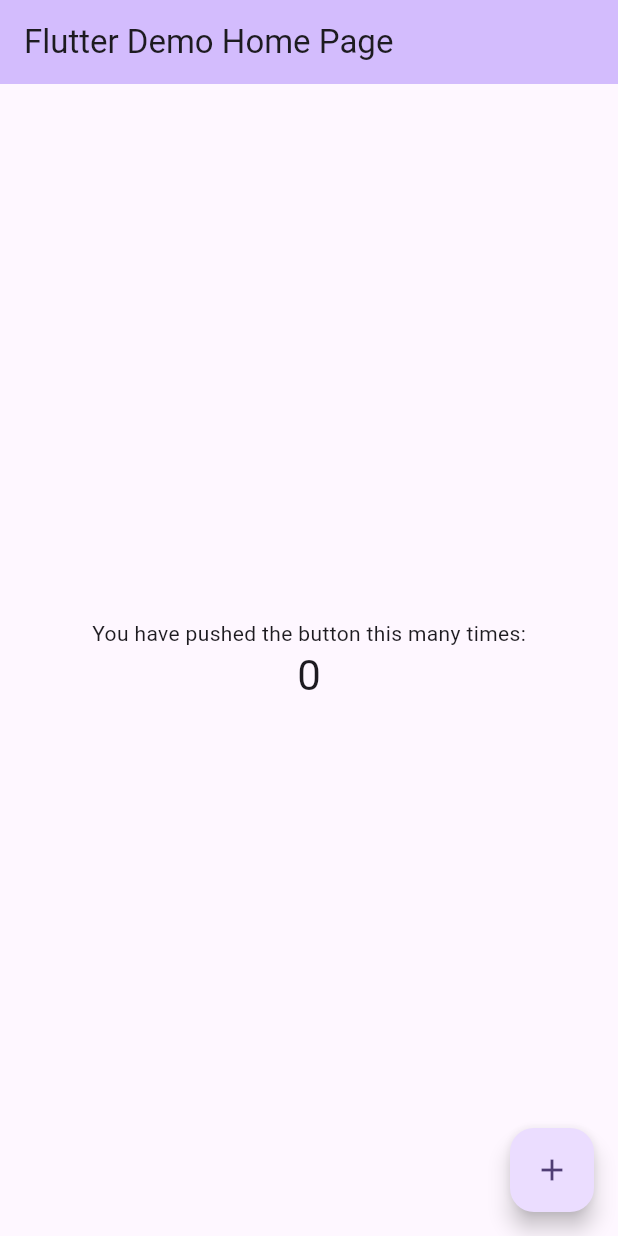
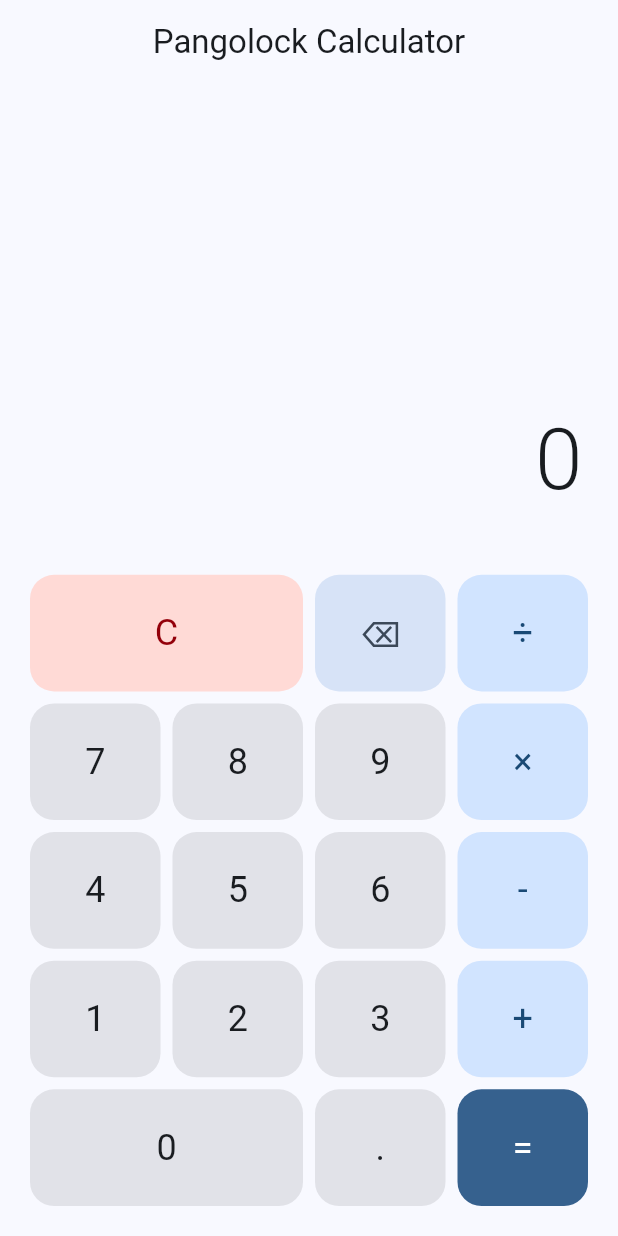
Before and after one commit to ILoveScratch2/Pangolock-Calculator, a Flutter app: the screen it shows after launch, on a phone screen of 412 x 824 dp. Run offline on Flutter 3.47's test engine with Material 3 defaults, Android fonts, the phone set to English and light mode, and no system bars.

Commit message:
basic calculator

```diff
--- a/lib/main.dart
+++ b/lib/main.dart
@@ -1,125 +1,348 @@
 import 'package:flutter/material.dart';
+import 'package:flutter/services.dart';
 
 void main() {
-  runApp(const MyApp());
+  runApp(const PangoCalcApp());
 }
 
-class MyApp extends StatelessWidget {
-  const MyApp({super.key});
+class PangoCalcApp extends StatelessWidget {
+  const PangoCalcApp({super.key});
 
-  // This widget is the root of your application.
   @override
   Widget build(BuildContext context) {
     return MaterialApp(
-      title: 'Flutter Demo',
+      title: 'Pangolock Calculator',
       theme: ThemeData(
-        // This is the theme of your application.
-        //
-        // TRY THIS: Try running your application with "flutter run". You'll see
-        // the application has a purple toolbar. Then, without quitting the app,
-        // try changing the seedColor in the colorScheme below to Colors.green
-        // and then invoke "hot reload" (save your changes or press the "hot
-        // reload" button in a Flutter-supported IDE, or press "r" if you used
-        // the command line to start the app).
-        //
-        // Notice that the counter didn't reset back to zero; the application
-        // state is not lost during the reload. To reset the state, use hot
-        // restart instead.
-        //
-        // This works for code too, not just values: Most code changes can be
-        // tested with just a hot reload.
-        colorScheme: ColorScheme.fromSeed(seedColor: Colors.deepPurple),
+        colorScheme: ColorScheme.fromSeed(
+          seedColor: Colors.blue,
+          brightness: Brightness.light,
+        ),
         useMaterial3: true,
+        appBarTheme: const AppBarTheme(
+          centerTitle: true,
+          elevation: 0,
+        ),
       ),
-      home: const MyHomePage(title: 'Flutter Demo Home Page'),
+      darkTheme: ThemeData(
+        colorScheme: ColorScheme.fromSeed(
+          seedColor: Colors.blue,
+          brightness: Brightness.dark,
+        ),
+        useMaterial3: true,
+        appBarTheme: const AppBarTheme(
+          centerTitle: true,
+          elevation: 0,
+        ),
+      ),
+      home: const CalculatorScreen(),
+      debugShowCheckedModeBanner: false,
     );
   }
 }
 
-class MyHomePage extends StatefulWidget {
-  const MyHomePage({super.key, required this.title});
-
-  // This widget is the home page of your application. It is stateful, meaning
-  // that it has a State object (defined below) that contains fields that affect
-  // how it looks.
-
-  // This class is the configuration for the state. It holds the values (in this
-  // case the title) provided by the parent (in this case the App widget) and
-  // used by the build method of the State. Fields in a Widget subclass are
-  // always marked "final".
-
-  final String title;
+class CalculatorScreen extends StatefulWidget {
+  const CalculatorScreen({super.key});
 
   @override
-  State<MyHomePage> createState() => _MyHomePageState();
+  State<CalculatorScreen> createState() => _CalculatorScreenState();
 }
 
-class _MyHomePageState extends State<MyHomePage> {
-  int _counter = 0;
+class _CalculatorScreenState extends State<CalculatorScreen> {
+  String _display = '0';
+  String _expression = '';
+  double _result = 0;
+  String _operation = '';
+  double _operand = 0;
+  bool _waitingForOperand = false;
+  bool _hasDecimal = false;
 
-  void _incrementCounter() {
+  void _onNumberPressed(String number) {
     setState(() {
-      // This call to setState tells the Flutter framework that something has
-      // changed in this State, which causes it to rerun the build method below
-      // so that the display can reflect the updated values. If we changed
-      // _counter without calling setState(), then the build method would not be
-      // called again, and so nothing would appear to happen.
-      _counter++;
+      if (_waitingForOperand) {
+        _display = number;
+        _waitingForOperand = false;
+        _hasDecimal = false;
+      } else {
+        _display = _display == '0' ? number : _display + number;
+      }
+      _expression = _expression.replaceAll('=', '');
     });
+  }
+
+  void _onDecimalPressed() {
+    setState(() {
+      if (_waitingForOperand) {
+        _display = '0.';
+        _waitingForOperand = false;
+        _hasDecimal = true;
+      } else if (!_hasDecimal) {
+        _display += '.';
+        _hasDecimal = true;
+      }
+    });
+  }
+
+  void _onOperationPressed(String operation) {
+    setState(() {
+      if (_operation.isNotEmpty && !_waitingForOperand) {
+        _calculate();
+      } else {
+        _result = double.parse(_display);
+      }
+
+      _operation = operation;
+      _operand = _result;
+      _waitingForOperand = true;
+      _hasDecimal = false;
+
+      _expression = '${_formatNumber(_result)} $operation ';
+    });
+  }
+
+  void _calculate() {
+    double currentValue = double.parse(_display);
+
+    switch (_operation) {
+      case '+':
+        _result = _operand + currentValue;
+        break;
+      case '-':
+        _result = _operand - currentValue;
+        break;
+      case '×':
+        _result = _operand * currentValue;
+        break;
+      case '÷':
+        if (currentValue != 0) {
+          _result = _operand / currentValue;
+        } else {
+          _result = double.infinity;
+        }
+        break;
+      default:
+        return;
+    }
+
+    _display = _formatNumber(_result);
+  }
+
+  void _onEqualsPressed() {
+    setState(() {
+      if (_operation.isNotEmpty && !_waitingForOperand) {
+        _expression += '${_formatNumber(double.parse(_display))} = ';
+        _calculate();
+        _expression += _formatNumber(_result);
+        _operation = '';
+        _waitingForOperand = true;
+        _hasDecimal = _display.contains('.');
+      }
+    });
+  }
+
+  void _onClearPressed() {
+    setState(() {
+      _display = '0';
+      _expression = '';
+      _result = 0;
+      _operation = '';
+      _operand = 0;
+      _waitingForOperand = false;
+      _hasDecimal = false;
+    });
+  }
+
+  void _onBackspacePressed() {
+    setState(() {
+      if (_display.length > 1) {
+        String newDisplay = _display.substring(0, _display.length - 1);
+        if (_display.contains('.') && !newDisplay.contains('.')) {
+          _hasDecimal = false;
+        }
+        _display = newDisplay;
+      } else {
+        _display = '0';
+        _hasDecimal = false;
+      }
+    });
+  }
+
+  String _formatNumber(double number) {
+    if (number == number.toInt()) {
+      return number.toInt().toString();
+    } else {
+      return number.toString();
+    }
   }
 
   @override
   Widget build(BuildContext context) {
-    // This method is rerun every time setState is called, for instance as done
-    // by the _incrementCounter method above.
-    //
-    // The Flutter framework has been optimized to make rerunning build methods
-    // fast, so that you can just rebuild anything that needs updating rather
-    // than having to individually change instances of widgets.
+    final theme = Theme.of(context);
+    final colorScheme = theme.colorScheme;
+
     return Scaffold(
       appBar: AppBar(
-        // TRY THIS: Try changing the color here to a specific color (to
-        // Colors.amber, perhaps?) and trigger a hot reload to see the AppBar
-        // change color while the other colors stay the same.
-        backgroundColor: Theme.of(context).colorScheme.inversePrimary,
-        // Here we take the value from the MyHomePage object that was created by
-        // the App.build method, and use it to set our appbar title.
-        title: Text(widget.title),
+        title: const Text('Pangolock Calculator'),
+        backgroundColor: colorScheme.surface,
+        foregroundColor: colorScheme.onSurface,
       ),
-      body: Center(
-        // Center is a layout widget. It takes a single child and positions it
-        // in the middle of the parent.
-        child: Column(
-          // Column is also a layout widget. It takes a list of children and
-          // arranges them vertically. By default, it sizes itself to fit its
-          // children horizontally, and tries to be as tall as its parent.
-          //
-          // Column has various properties to control how it sizes itself and
-          // how it positions its children. Here we use mainAxisAlignment to
-          // center the children vertically; the main axis here is the vertical
-          // axis because Columns are vertical (the cross axis would be
-          // horizontal).
-          //
-          // TRY THIS: Invoke "debug painting" (choose the "Toggle Debug Paint"
-          // action in the IDE, or press "p" in the console), to see the
-          // wireframe for each widget.
-          mainAxisAlignment: MainAxisAlignment.center,
-          children: <Widget>[
-            const Text(
-              'You have pushed the button this many times:',
+      body: Column(
+        children: [
+          // Display area
+          Expanded(
+            flex: 2,
+            child: Container(
+              width: double.infinity,
+              padding: const EdgeInsets.all(24),
+              child: Column(
+                mainAxisAlignment: MainAxisAlignment.end,
+                crossAxisAlignment: CrossAxisAlignment.end,
+                children: [
+                  // Expression display
+                  if (_expression.isNotEmpty)
+                    Text(
+                      _expression,
+                      style: theme.textTheme.bodyLarge?.copyWith(
+                        color: colorScheme.onSurface.withOpacity(0.6),
+                      ),
+                      textAlign: TextAlign.end,
+                    ),
+                  const SizedBox(height: 8),
+                  // Main display
+                  Text(
+                    _display,
+                    style: theme.textTheme.displayLarge?.copyWith(
+                      color: colorScheme.onSurface,
+                      fontWeight: FontWeight.w300,
+                    ),
+                    textAlign: TextAlign.end,
+                    maxLines: 1,
+                    overflow: TextOverflow.ellipsis,
+                  ),
+                ],
+              ),
             ),
-            Text(
-              '$_counter',
-              style: Theme.of(context).textTheme.headlineMedium,
+          ),
+          // Button grid
+          Expanded(
+            flex: 3,
+            child: Container(
+              padding: const EdgeInsets.all(16),
+              child: Column(
+                children: [
+                  // Row 1: C, ⌫, ÷
+                  Expanded(
+                    child: Row(
+                      children: [
+                        _buildButton('C', _onClearPressed,
+                          backgroundColor: colorScheme.errorContainer,
+                          textColor: colorScheme.onErrorContainer,
+                          flex: 2),
+                        _buildButton('⌫', _onBackspacePressed,
+                          backgroundColor: colorScheme.secondaryContainer,
+                          textColor: colorScheme.onSecondaryContainer),
+                        _buildButton('÷', () => _onOperationPressed('÷'),
+                          backgroundColor: colorScheme.primaryContainer,
+                          textColor: colorScheme.onPrimaryContainer),
+                      ],
+                    ),
+                  ),
+                  // Row 2: 7, 8, 9, ×
+                  Expanded(
+                    child: Row(
+                      children: [
+                        _buildButton('7', () => _onNumberPressed('7')),
+                        _buildButton('8', () => _onNumberPressed('8')),
+                        _buildButton('9', () => _onNumberPressed('9')),
+                        _buildButton('×', () => _onOperationPressed('×'),
+                          backgroundColor: colorScheme.primaryContainer,
+                          textColor: colorScheme.onPrimaryContainer),
+                      ],
+                    ),
+                  ),
+                  // Row 3: 4, 5, 6, -
+                  Expanded(
+                    child: Row(
+                      children: [
+                        _buildButton('4', () => _onNumberPressed('4')),
+                        _buildButton('5', () => _onNumberPressed('5')),
+                        _buildButton('6', () => _onNumberPressed('6')),
+                        _buildButton('-', () => _onOperationPressed('-'),
+                          backgroundColor: colorScheme.primaryContainer,
+                          textColor: colorScheme.onPrimaryContainer),
+                      ],
+                    ),
+                  ),
+                  // Row 4: 1, 2, 3, +
+                  Expanded(
+                    child: Row(
+                      children: [
+                        _buildButton('1', () => _onNumberPressed('1')),
+                        _buildButton('2', () => _onNumberPressed('2')),
+                        _buildButton('3', () => _onNumberPressed('3')),
+                        _buildButton('+', () => _onOperationPressed('+'),
+                          backgroundColor: colorScheme.primaryContainer,
+                          textColor: colorScheme.onPrimaryContainer),
+                      ],
+                    ),
+                  ),
+                  // Row 5: 0, ., =
+                  Expanded(
+                    child: Row(
+                      children: [
+                        _buildButton('0', () => _onNumberPressed('0'), flex: 2),
+                        _buildButton('.', _onDecimalPressed),
+                        _buildButton('=', _onEqualsPressed,
+                          backgroundColor: colorScheme.primary,
+                          textColor: colorScheme.onPrimary),
+                      ],
+                    ),
+                  ),
+                ],
+              ),
             ),
-          ],
+          ),
+        ],
+      ),
+    );
+  }
+
+  Widget _buildButton(
+    String text,
+    VoidCallback onPressed, {
+    Color? backgroundColor,
+    Color? textColor,
+    int flex = 1,
+  }) {
+    final theme = Theme.of(context);
+    final colorScheme = theme.colorScheme;
+
+    return Expanded(
+      flex: flex,
+      child: Container(
+        margin: const EdgeInsets.all(4),
+        child: Material(
+          color: backgroundColor ?? colorScheme.surfaceContainerHighest,
+          borderRadius: BorderRadius.circular(16),
+          child: InkWell(
+            borderRadius: BorderRadius.circular(16),
+            onTap: () {
+              HapticFeedback.lightImpact();
+              onPressed();
+            },
+            child: Container(
+              height: double.infinity,
+              alignment: Alignment.center,
+              child: Text(
+                text,
+                style: theme.textTheme.headlineSmall?.copyWith(
+                  color: textColor ?? colorScheme.onSurface,
+                  fontWeight: FontWeight.w400,
+                ),
+              ),
+            ),
+          ),
         ),
       ),
-      floatingActionButton: FloatingActionButton(
-        onPressed: _incrementCounter,
-        tooltip: 'Increment',
-        child: const Icon(Icons.add),
-      ), // This trailing comma makes auto-formatting nicer for build methods.
     );
   }
 }
--- a/pubspec.yaml
+++ b/pubspec.yaml
@@ -1,5 +1,5 @@
 name: pangocalc
-description: "Calc Everything"
+description: "Pangolock Calculator - A Material Design Calculator"
 # The following line prevents the package from being accidentally published to
 # pub.dev using `flutter pub publish`. This is preferred for private packages.
 publish_to: 'none' # Remove this line if you wish to publish to pub.dev
```
Also changed, not shown: 7 other files.
